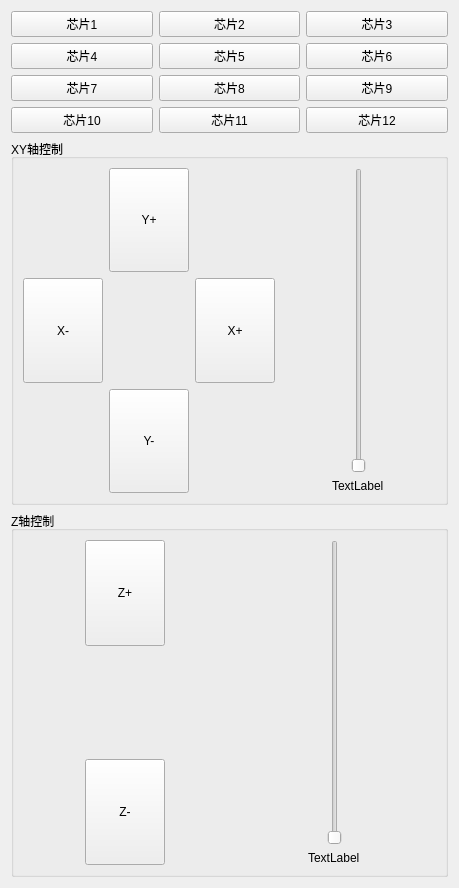
First picture: the form in dPCR_Gui/my_lib/controler_gui.ui, repository railgun569514559/dPCR, before the edit.
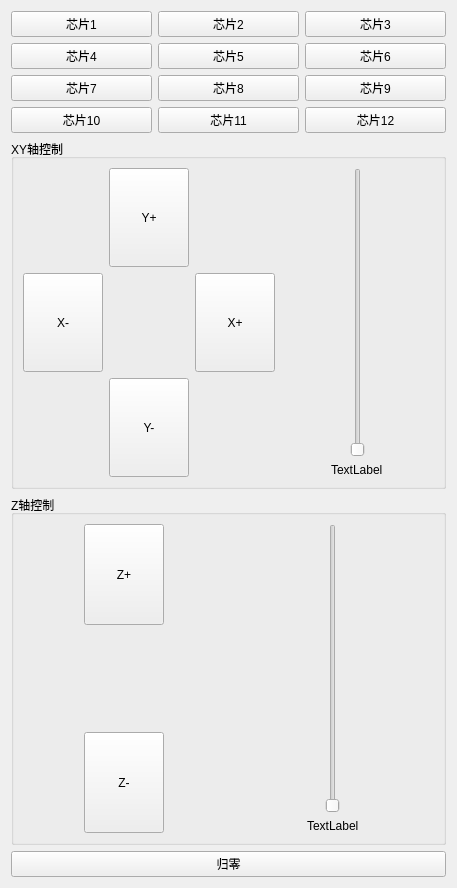
Second picture: the form after the edit.

Patch:
```diff
--- a/dPCR_Gui/my_lib/controler_gui.ui
+++ b/dPCR_Gui/my_lib/controler_gui.ui
@@ -6,14 +6,14 @@
    <rect>
     <x>0</x>
     <y>0</y>
-    <width>459</width>
+    <width>457</width>
     <height>888</height>
    </rect>
   </property>
   <property name="windowTitle">
    <string>Form</string>
   </property>
-  <layout class="QVBoxLayout" name="verticalLayout" stretch="1,2,2">
+  <layout class="QVBoxLayout" name="verticalLayout" stretch="1,2,2,0">
    <item>
     <layout class="QGridLayout" name="gridLayout_4">
      <item row="0" column="0">
@@ -255,6 +255,13 @@
      </layout>
     </widget>
    </item>
+   <item>
+    <widget class="QPushButton" name="ZeroOutBtn">
+     <property name="text">
+      <string>归零</string>
+     </property>
+    </widget>
+   </item>
   </layout>
  </widget>
  <resources/>
```
